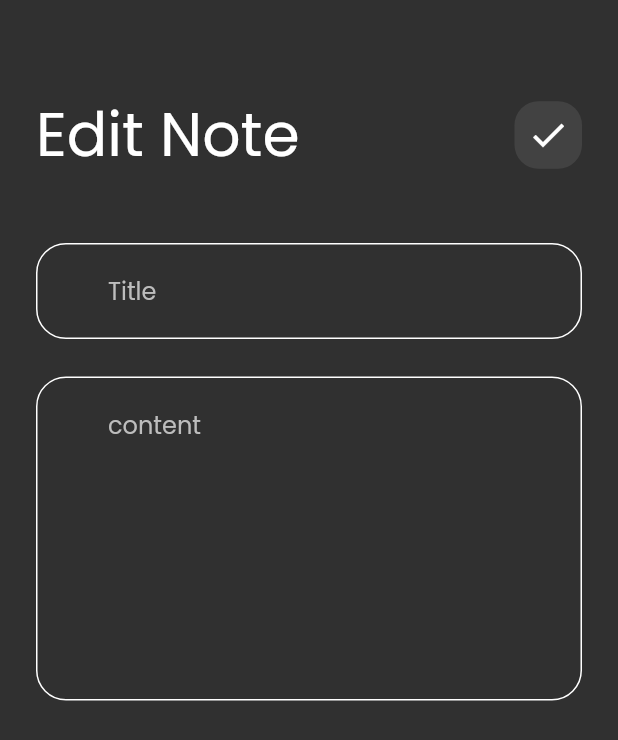
After one commit to shehab-nabil/Notes_app, a Flutter app: the screen it shows after launch, after a tap on "Note Title", on a phone screen of 412 x 824 dp. The commit adds this screen. Shown: the top 740 px of the screen. Run offline on Flutter 3.47's test engine with Material 2 defaults, Android fonts, the phone set to English and light mode, and no system bars.

Commit message:
edit note view UI

```diff
--- a/lib/main.dart
+++ b/lib/main.dart
@@ -11,6 +11,7 @@ class NoteApp extends StatelessWidget {
   @override
   Widget build(BuildContext context) {
     return MaterialApp(
+      debugShowCheckedModeBanner: false,
       title: 'Flutter Demo',
       theme: ThemeData(brightness: Brightness.dark, fontFamily: 'Poppins'),
       home: const NoteView(),
--- /dev/null
+++ b/lib/views/edit_note_view.dart
@@ -0,0 +1,13 @@
+import 'package:flutter/material.dart';
+import 'package:notes_app/views/widgets/edit_note_view_body.dart';
+
+class EditNoteView extends StatelessWidget {
+  const EditNoteView({super.key});
+
+  @override
+  Widget build(BuildContext context) {
+    return const Scaffold(
+      body: EditNoteViewBody(),
+    );
+  }
+}
--- a/lib/views/widgets/custom_app_bar.dart
+++ b/lib/views/widgets/custom_app_bar.dart
@@ -3,18 +3,19 @@ import 'package:flutter/material.dart';
 import 'custom_search_icon.dart';
 
 class CustomAppBar extends StatelessWidget {
-  const CustomAppBar({super.key});
-
+  const CustomAppBar({super.key, required this.title, required this.icon});
+  final String title;
+  final IconData icon;
   @override
   Widget build(BuildContext context) {
     return Row(
       mainAxisAlignment: MainAxisAlignment.spaceBetween,
-      children: const [
+      children: [
         Text(
-          'Notes',
-          style: TextStyle(fontSize: 40),
+          title,
+          style: const TextStyle(fontSize: 40),
         ),
-        CustomSearchIcon(),
+        CustomSearchIcon(icon: icon),
       ],
     );
   }
--- a/lib/views/widgets/custom_search_icon.dart
+++ b/lib/views/widgets/custom_search_icon.dart
@@ -1,8 +1,8 @@
 import 'package:flutter/material.dart';
 
 class CustomSearchIcon extends StatelessWidget {
-  const CustomSearchIcon({super.key});
-
+  const CustomSearchIcon({super.key, required this.icon});
+  final IconData icon;
   @override
   Widget build(BuildContext context) {
     return Container(
@@ -15,7 +15,7 @@ class CustomSearchIcon extends StatelessWidget {
       child: Center(
         child: IconButton(
           iconSize: 28,
-          icon: const Icon(Icons.search),
+          icon: Icon(icon),
           onPressed: () {},
         ),
       ),
--- /dev/null
+++ b/lib/views/widgets/edit_note_view_body.dart
@@ -0,0 +1,50 @@
+import 'package:flutter/material.dart';
+import 'package:notes_app/views/widgets/custom_app_bar.dart';
+
+import 'custom_form_text_field.dart';
+
+class EditNoteViewBody extends StatelessWidget {
+  const EditNoteViewBody({super.key});
+
+  @override
+  Widget build(BuildContext context) {
+    return Padding(
+      padding: const EdgeInsets.symmetric(horizontal: 24),
+      child: Column(
+        children: [
+          const SizedBox(
+            height: 60,
+          ),
+          const CustomAppBar(title: 'Edit Note', icon: Icons.check),
+          const SizedBox(
+            height: 10,
+          ),
+          const SizedBox(
+            height: 32,
+          ),
+          CustomFormTextField(
+              hintText: 'Title',
+              hintColor: Colors.grey.shade400,
+              cursorColor: Colors.grey.shade400,
+              borderEnableColor: Colors.white,
+              borderFocuseColor: Colors.grey.shade400,
+              borderRadius: 20),
+          const SizedBox(
+            height: 25,
+          ),
+          CustomFormTextField(
+              hintText: 'content',
+              maxLines: 8,
+              hintColor: Colors.grey.shade400,
+              cursorColor: Colors.grey.shade400,
+              borderEnableColor: Colors.white,
+              borderFocuseColor: Colors.grey.shade400,
+              borderRadius: 20),
+          const SizedBox(
+            height: 55,
+          ),
+        ],
+      ),
+    );
+  }
+}
--- a/lib/views/widgets/note_item.dart
+++ b/lib/views/widgets/note_item.dart
@@ -1,11 +1,23 @@
 import 'package:flutter/material.dart';
+import 'package:notes_app/views/edit_note_view.dart';
 
 class NoteItem extends StatelessWidget {
   const NoteItem({super.key});
 
   @override
   Widget build(BuildContext context) {
-    return Container(
+    return GestureDetector(
+      onTap: () {
+        Navigator.push(
+          context,
+          MaterialPageRoute(
+            builder: (context) {
+              return const EditNoteView();
+            },
+          ),
+        );
+      },
+      child: Container(
         padding: const EdgeInsets.all(24),
         decoration: BoxDecoration(
             borderRadius: BorderRadius.circular(16),
@@ -47,6 +59,7 @@ class NoteItem extends StatelessWidget {
             )
           ],
         ),
+      ),
     );
   }
 }
--- a/lib/views/widgets/notes_view_body.dart
+++ b/lib/views/widgets/notes_view_body.dart
@@ -14,7 +14,7 @@ class NotesViewBody extends StatelessWidget {
           SizedBox(
             height: 60,
           ),
-          CustomAppBar(),
+          CustomAppBar(title: 'Notes', icon: Icons.search),
           SizedBox(
             height: 10,
           ),
```
Lines whose indentation alone changed are shown as unchanged.
